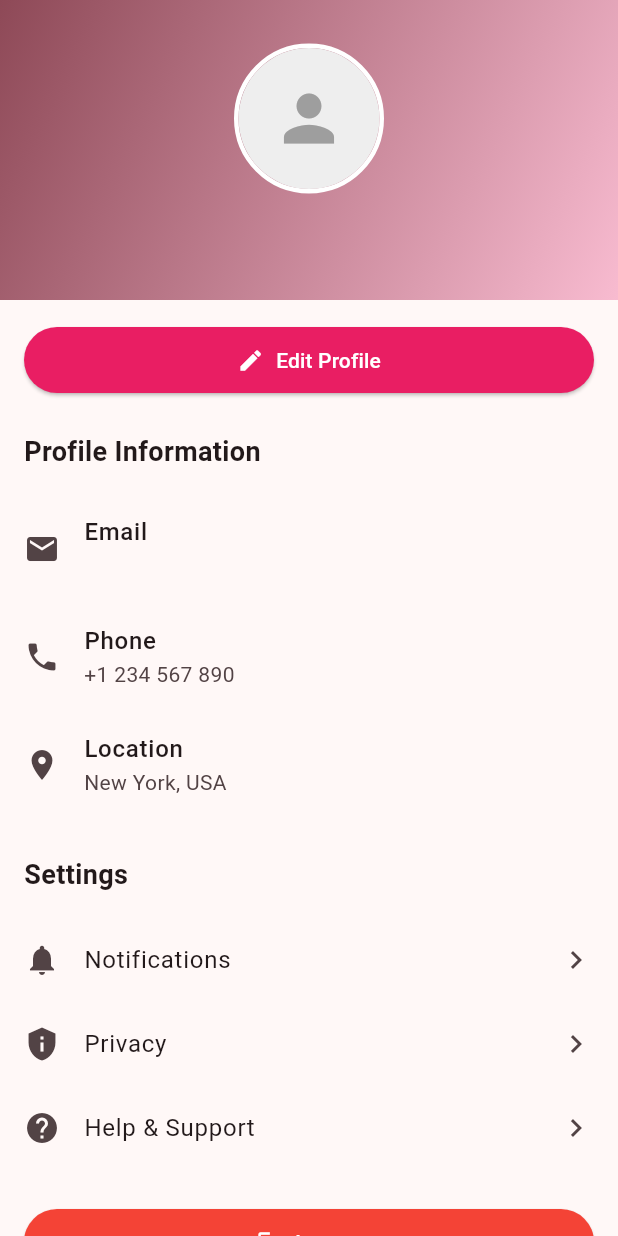
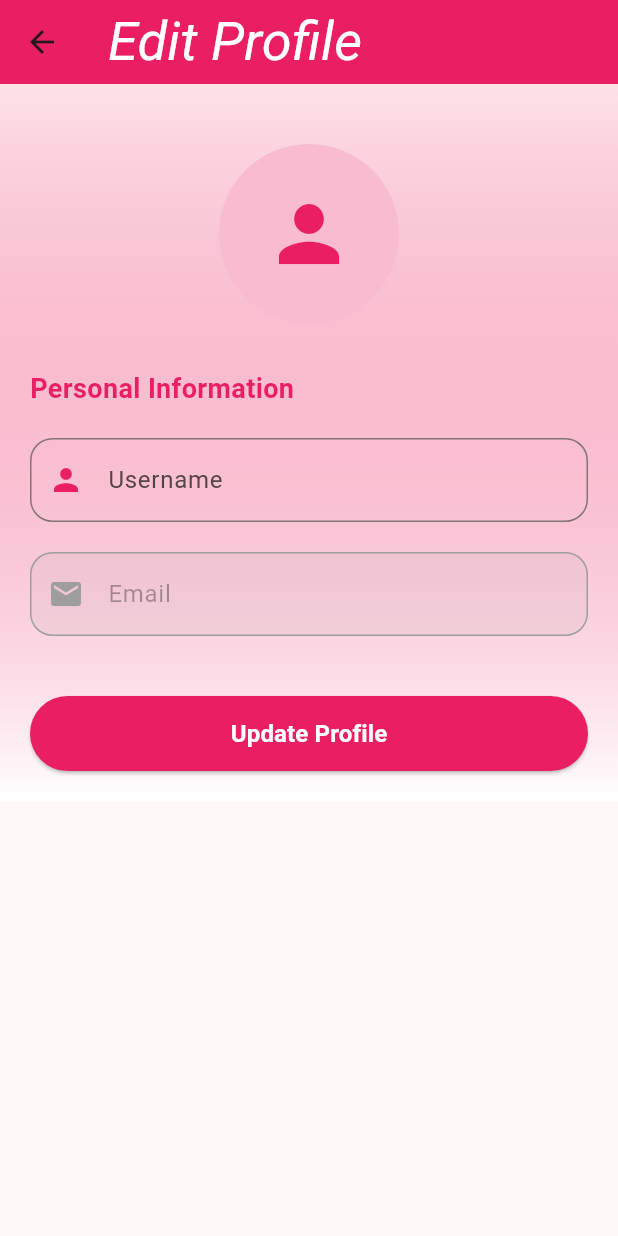
Before and after one commit to ombhut175/heart_bridge, a Flutter app: the ProfilePage screen opened directly, after a tap on "Edit Profile", on a phone screen of 412 x 824 dp. Run offline on Flutter 3.47's test engine with Material 3 defaults, Android fonts, the phone set to English and light mode, and no system bars; our stand-ins replace connectivity_plus, curved_navigation_bar, flutter_dotenv, flutter_easyloading, flutter_secure_storage, flutter_spinkit and 4 more; accounts and stored records are empty; Roboto replaces fonts that are missing (Hind).

Commit message:
feat(profile): add edit profile page and navigation
Introduce a new `EditProfilePage` to allow users to update their username. Add navigation from the `ProfilePage` to the `EditProfilePage` and ensure the profile data is refreshed after editing. Also, clean up debug prints and improve code formatting.

```diff
--- a/flutter_app/lib/admin/admin_class.dart
+++ /dev/null
@@ -1,7 +0,0 @@
-class Admin{
-  static String? userId;
-
-  void setUserId(String userId){
-    Admin.userId = userId;
-  }
-}
--- a/flutter_app/lib/main.dart
+++ b/flutter_app/lib/main.dart
@@ -3,6 +3,7 @@ import 'package:flutter_dotenv/flutter_dotenv.dart';
 import 'package:flutter_easyloading/flutter_easyloading.dart';
 import 'package:matrimony_app/auth/login_page.dart';
 import 'package:matrimony_app/providers/user_provider.dart';
+import 'package:matrimony_app/user/edit_profile.dart';
 import 'package:matrimony_app/utils/services.dart';
 import 'package:provider/provider.dart';
 import 'dashboard/dashboard_screen_bottom_navigation_bar.dart';
@@ -83,7 +84,6 @@ class MyApp extends StatelessWidget {
         home: FutureBuilder(
           future: Services.isCloudUser(),
           builder: (context, snapshot) {
-            print("::: from main future builder :::");
 
             if (snapshot.hasData && snapshot.data != null) {
               print(snapshot.data);
@@ -99,7 +99,7 @@ class MyApp extends StatelessWidget {
             );
           },
         ),
-        // home: WelcomeScreen(),
+        // home: EditProfilePage(),
       ),
     );
   }
--- /dev/null
+++ b/flutter_app/lib/user/edit_profile.dart
@@ -0,0 +1,191 @@
+import 'package:flutter/material.dart';
+import 'package:matrimony_app/utils/handle_req_res.dart';
+import 'package:matrimony_app/utils/string_const.dart';
+import 'package:matrimony_app/utils/ui_helpers.dart';
+import 'package:provider/provider.dart';
+import 'package:matrimony_app/providers/user_provider.dart';
+import 'package:flutter_easyloading/flutter_easyloading.dart';
+import 'package:shared_preferences/shared_preferences.dart';
+
+class EditProfilePage extends StatefulWidget {
+  final String userName;
+  final String email;
+
+  const EditProfilePage({
+    super.key,
+    required this.userName,
+    required this.email,
+  });
+
+  @override
+  _EditProfilePageState createState() => _EditProfilePageState();
+}
+
+class _EditProfilePageState extends State<EditProfilePage> {
+  final _formKey = GlobalKey<FormState>();
+  final TextEditingController _usernameController = TextEditingController();
+  final TextEditingController _emailController = TextEditingController();
+
+  @override
+  void initState() {
+    super.initState();
+
+    _usernameController.text = widget.userName;
+    _emailController.text = widget.email;
+  }
+
+  @override
+  void dispose() {
+    _usernameController.dispose();
+    _emailController.dispose();
+    super.dispose();
+  }
+
+  Future<void> _updateProfile() async {
+    print("::: update profile :::");
+
+    if (_formKey.currentState!.validate()) {
+      try {
+        String userName = _usernameController.text.toString();
+
+        dynamic responseBody = await patchRequest(url: "/api/user/update-profile", body: {
+          USER_NAME: userName,
+        });
+
+        print(responseBody);
+
+        SharedPreferences preferences = await SharedPreferences.getInstance();
+
+        preferences.setString(USER_NAME, userName);
+
+        Navigator.pop(context);
+      } catch (error) {
+        handleErrors(context, error.toString());
+      }
+    }
+  }
+
+  @override
+  Widget build(BuildContext context) {
+    final theme = Theme.of(context);
+
+    return Scaffold(
+      appBar: AppBar(
+        title: const Text(
+          'Edit Profile',
+          style: TextStyle(color: Colors.white),
+        ),
+        backgroundColor: theme.primaryColor,
+        elevation: 0,
+      ),
+      body: Container(
+        decoration: BoxDecoration(
+          gradient: LinearGradient(
+            begin: Alignment.topCenter,
+            end: Alignment.bottomCenter,
+            colors: [
+              theme.primaryColor.withOpacity(0.1),
+              Colors.white,
+            ],
+          ),
+        ),
+        child: SafeArea(
+          child: SingleChildScrollView(
+            child: Padding(
+              padding: const EdgeInsets.all(20.0),
+              child: Form(
+                key: _formKey,
+                child: Column(
+                  crossAxisAlignment: CrossAxisAlignment.start,
+                  children: [
+                    const SizedBox(height: 20),
+                    Center(
+                      child: CircleAvatar(
+                        radius: 60,
+                        backgroundColor: theme.colorScheme.secondary,
+                        child: Icon(
+                          Icons.person,
+                          size: 60,
+                          color: theme.primaryColor,
+                        ),
+                      ),
+                    ),
+                    const SizedBox(height: 30),
+                    Text(
+                      'Personal Information',
+                      style: TextStyle(
+                        fontSize: 18,
+                        fontWeight: FontWeight.bold,
+                        color: theme.primaryColor,
+                      ),
+                    ),
+                    const SizedBox(height: 20),
+                    TextFormField(
+                      controller: _usernameController,
+                      decoration: InputDecoration(
+                        labelText: 'Username',
+                        hintText: 'Enter your username',
+                        prefixIcon:
+                            Icon(Icons.person, color: theme.primaryColor),
+                        border: OutlineInputBorder(
+                          borderRadius: BorderRadius.circular(15),
+                          borderSide: BorderSide(color: theme.primaryColor),
+                        ),
+                        focusedBorder: OutlineInputBorder(
+                          borderRadius: BorderRadius.circular(15),
+                          borderSide:
+                              BorderSide(color: theme.primaryColor, width: 2),
+                        ),
+                      ),
+                      validator: (value) {
+                        if (value == null || value.isEmpty) {
+                          return 'Please enter your username';
+                        }
+                        return null;
+                      },
+                    ),
+                    const SizedBox(height: 20),
+                    TextFormField(
+                      controller: _emailController,
+                      enabled: false, // Make it non-editable
+                      decoration: InputDecoration(
+                        labelText: 'Email',
+                        hintText: 'Your email address',
+                        prefixIcon: Icon(Icons.email, color: Colors.grey),
+                        border: OutlineInputBorder(
+                          borderRadius: BorderRadius.circular(15),
+                          borderSide: BorderSide(color: Colors.grey),
+                        ),
+                        disabledBorder: OutlineInputBorder(
+                          borderRadius: BorderRadius.circular(15),
+                          borderSide: BorderSide(color: Colors.grey),
+                        ),
+                        fillColor: Colors.grey.withOpacity(0.1),
+                        filled: true,
+                      ),
+                    ),
+                    const SizedBox(height: 40),
+                    SizedBox(
+                      width: double.infinity,
+                      height: 50,
+                      child: ElevatedButton(
+                        onPressed: _updateProfile,
+                        child: const Text(
+                          'Update Profile',
+                          style: TextStyle(
+                            fontSize: 16,
+                            fontWeight: FontWeight.bold,
+                          ),
+                        ),
+                      ),
+                    ),
+                  ],
+                ),
+              ),
+            ),
+          ),
+        ),
+      ),
+    );
+  }
+}
--- a/flutter_app/lib/user/profile_page.dart
+++ b/flutter_app/lib/user/profile_page.dart
@@ -1,5 +1,6 @@
 import 'package:flutter/material.dart';
 import 'package:matrimony_app/auth/login_page.dart';
+import 'package:matrimony_app/user/edit_profile.dart';
 import 'package:matrimony_app/utils/handle_req_res.dart';
 import 'package:matrimony_app/utils/string_const.dart';
 import 'package:matrimony_app/utils/ui_helpers.dart';
@@ -8,7 +9,7 @@ import 'package:shared_preferences/shared_preferences.dart';
 class ProfilePage extends StatefulWidget {
   final bool isCloudUser;
 
-  const ProfilePage({super.key,this.isCloudUser = false});
+  const ProfilePage({super.key, this.isCloudUser = false});
 
   @override
   State<ProfilePage> createState() => _ProfilePageState();
@@ -53,23 +54,21 @@ class _ProfilePageState extends State<ProfilePage> {
   }
 
   Future<void> handleLogOut() async {
-
-    try{
-
+    try {
       SharedPreferences preferences = await SharedPreferences.getInstance();
 
       preferences.setBool(IS_USER_LOGIN, false);
 
-      if(widget.isCloudUser){
+      if (widget.isCloudUser) {
         await postRequestForLogOut();
       }
 
       Navigator.pushAndRemoveUntil(
         context,
         MaterialPageRoute(builder: (context) => LoginPage()),
-            (route) => false,
+        (route) => false,
       );
-    }catch(error){
+    } catch (error) {
       handleErrors(context, error.toString());
     }
   }
@@ -79,9 +78,6 @@ class _ProfilePageState extends State<ProfilePage> {
 
   Future<void> getUserNameAndEmail() async {
     SharedPreferences preferences = await SharedPreferences.getInstance();
-    print("::: getUserNameAndEmail :::");
-    print("USER_NAME: ${preferences.getString(USER_NAME)}");
-    print("EMAIL: ${preferences.getString(EMAIL)}");
 
     // Set values independently, even if one is null
     userName = preferences.getString(USER_NAME);
@@ -90,6 +86,25 @@ class _ProfilePageState extends State<ProfilePage> {
     // If either value is missing, log it for debugging
     if (userName == null) printWarning("Warning: userName is null");
     if (email == null) printWarning("Warning: email is null");
+  }
+
+  void navigateToEditPage() {
+    Navigator.push(
+        context,
+        MaterialPageRoute(
+          builder: (context) => EditProfilePage(
+            email: email!,
+            userName: userName!,
+          ),
+        )).then(
+      (value) {
+        getUserNameAndEmail().then((_) {
+          if (mounted) {
+            setState(() {});
+          }
+        });
+      },
+    );
   }
 
   @override
@@ -174,9 +189,7 @@ class _ProfilePageState extends State<ProfilePage> {
                     children: [
                       Expanded(
                         child: ElevatedButton.icon(
-                          onPressed: () {
-                            // Handle edit profile
-                          },
+                          onPressed: navigateToEditPage,
                           icon: const Icon(
                             Icons.edit,
                             color: Colors.white,
@@ -203,7 +216,7 @@ class _ProfilePageState extends State<ProfilePage> {
                   _buildInfoTile(
                     icon: Icons.email,
                     title: 'Email',
-                    subtitle:email ?? 'john.doe@example.com',
+                    subtitle: email ?? 'john.doe@example.com',
                   ),
                   _buildInfoTile(
                     icon: Icons.phone,
--- a/flutter_app/lib/utils/handle_req_res.dart
+++ b/flutter_app/lib/utils/handle_req_res.dart
@@ -74,7 +74,8 @@ Future<dynamic> patchRequest({
       body: jsonEncode(body),
       headers: await getHeaders(),
     );
-
+    print("::: response :::");
+    print(response.body);
     return handleApiResponse(response);
   } catch (error) {
     rethrow;
```
Also changed, not shown: flutter_app/lib/auth/welcome_screen.dart (renamed from flutter_app/lib/design/welcome_screen.dart).
